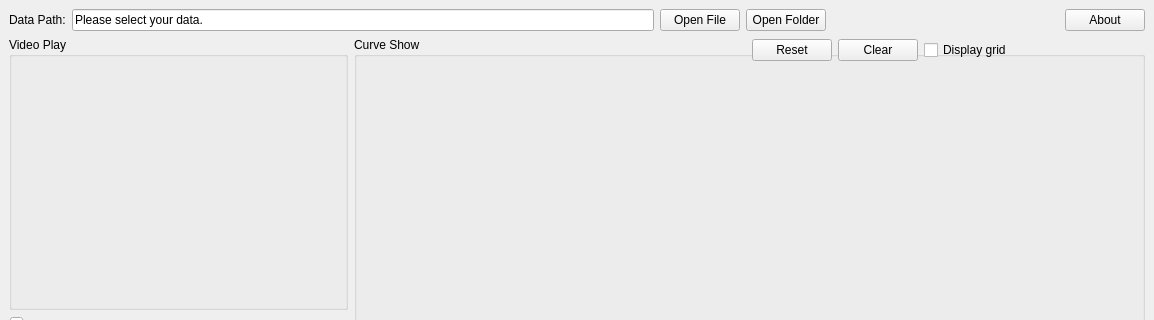
Above: src/interface.ui from symao/xviewer before the change; both pictures show x 0 to 1154 and y 0 to 320 of the 1154 by 902 pixel window. Below: the same form after it.
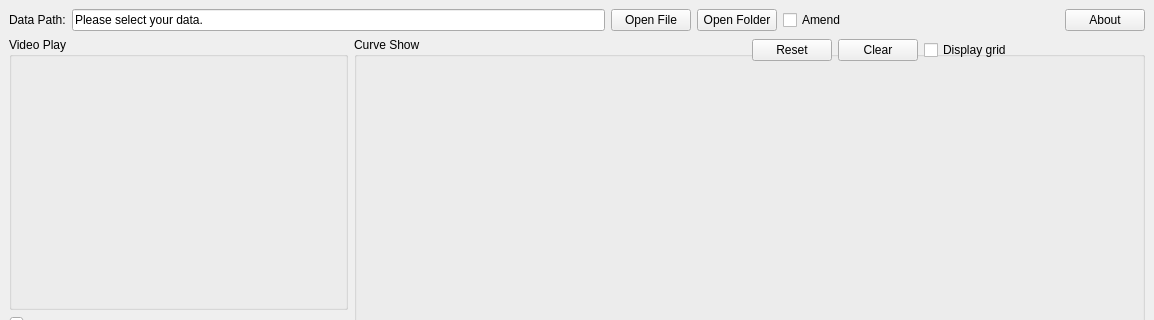
That is the form after the change.

Patch:
```diff
--- a/src/interface.ui
+++ b/src/interface.ui
@@ -21,7 +21,7 @@
        <number>0</number>
       </property>
       <item>
-       <layout class="QHBoxLayout" name="horizontalLayout_input" stretch="0,10,0,0,4,0">
+       <layout class="QHBoxLayout" name="horizontalLayout_input" stretch="0,10,0,0,0,4,0">
         <item>
          <widget class="QLabel" name="label_data_path">
           <property name="text">
@@ -50,6 +50,13 @@
           </property>
          </widget>
         </item>
+        <item>
+         <widget class="QCheckBox" name="checkBox_select_amend">
+          <property name="text">
+           <string>Amend</string>
+          </property>
+         </widget>
+        </item>
         <item>
          <spacer name="horizontalSpacer_2">
           <property name="orientation">
```
